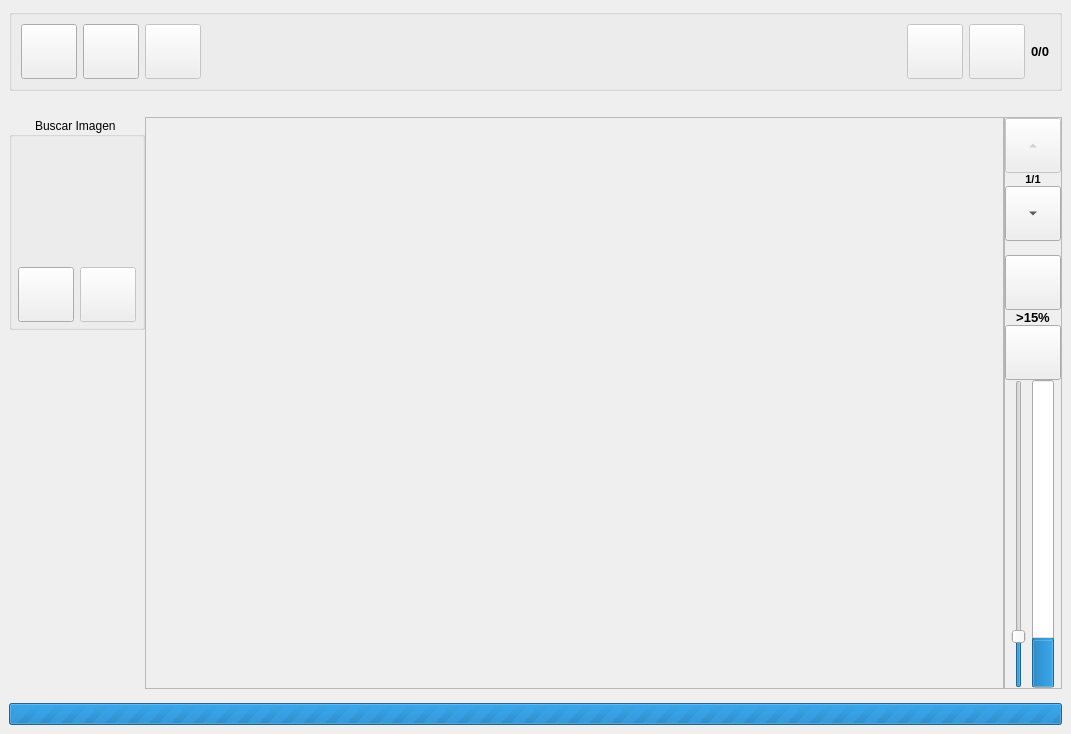
Before: the Qt Designer form src/ui/main_ui/ui_main.ui in sclMAX/NsfwScannAndExplorer, drawn with Qt 5.
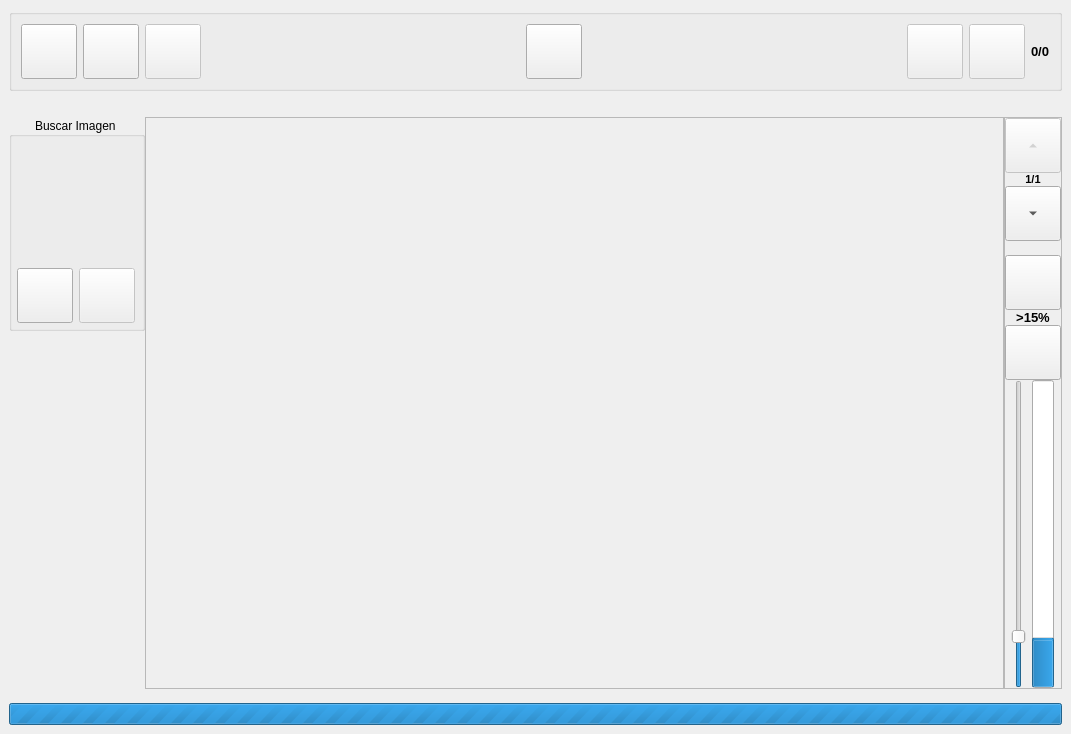
After: the same form once the commit is applied. Icons and pictures are not drawn.

Patch:
```diff
--- a/src/ui/main_ui/ui_main.ui
+++ b/src/ui/main_ui/ui_main.ui
@@ -116,6 +116,35 @@
          </property>
         </spacer>
        </item>
+       <item>
+        <widget class="QToolButton" name="btnAnimated">
+         <property name="enabled">
+          <bool>true</bool>
+         </property>
+         <property name="toolTip">
+          <string>&lt;html&gt;&lt;head/&gt;&lt;body&gt;&lt;p&gt;Activar/Desactivar animaciones.&lt;/p&gt;&lt;/body&gt;&lt;/html&gt;</string>
+         </property>
+         <property name="text">
+          <string/>
+         </property>
+         <property name="icon">
+          <iconset resource="../resources.qrc">
+           <normaloff>:/iconos/scann</normaloff>:/iconos/scann</iconset>
+         </property>
+         <property name="iconSize">
+          <size>
+           <width>48</width>
+           <height>48</height>
+          </size>
+         </property>
+         <property name="checkable">
+          <bool>true</bool>
+         </property>
+         <property name="checked">
+          <bool>false</bool>
+         </property>
+        </widget>
+       </item>
        <item>
         <spacer name="horizontalSpacer_2">
          <property name="orientation">
@@ -247,16 +276,10 @@
           <property name="flat">
            <bool>false</bool>
           </property>
-          <layout class="QFormLayout" name="formLayout">
+          <layout class="QVBoxLayout" name="verticalLayout_7">
            <property name="sizeConstraint">
             <enum>QLayout::SetFixedSize</enum>
            </property>
-           <property name="horizontalSpacing">
-            <number>5</number>
-           </property>
-           <property name="verticalSpacing">
-            <number>5</number>
-           </property>
            <property name="leftMargin">
             <number>5</number>
            </property>
@@ -269,7 +292,7 @@
            <property name="bottomMargin">
             <number>5</number>
            </property>
-           <item row="0" column="0">
+           <item>
             <layout class="QVBoxLayout" name="verticalLayout_6">
              <item>
               <widget class="QLabel" name="lblImageToFind">
```
Left out of the diff: 2 changed lines with no effect on the pictures.
